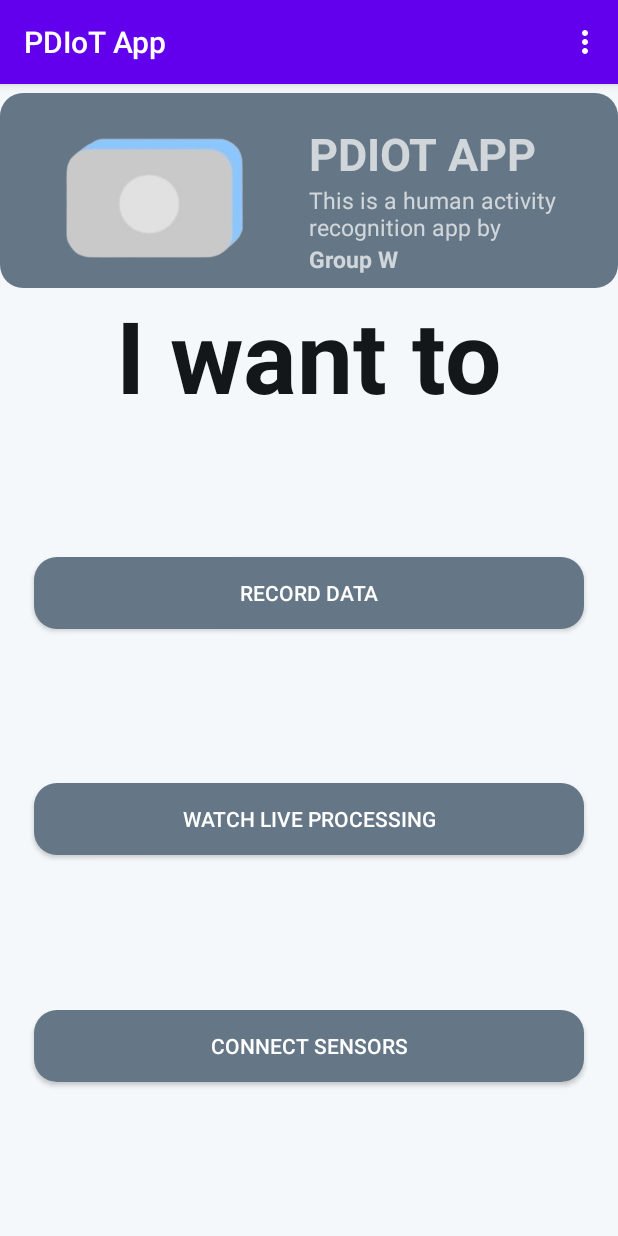
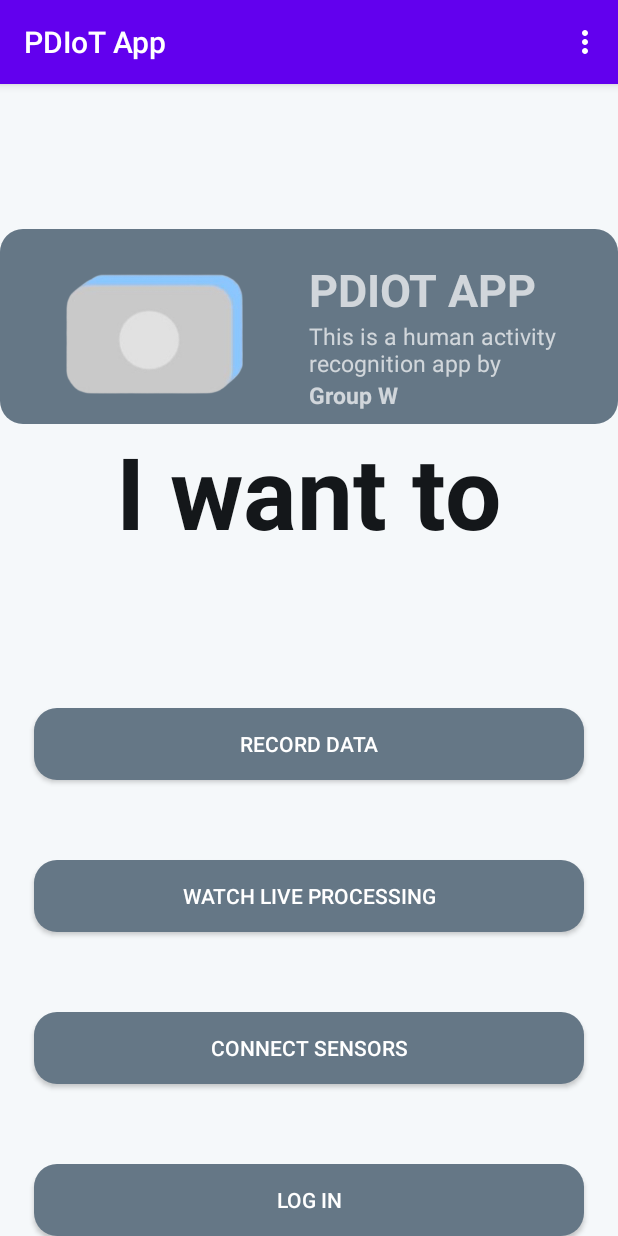
Before and after one commit to gaopeicheng/pdiot_app, an Android app: the screen it shows after launch (MainActivity), after a tap on "SKIP", on a phone screen of 412 x 824 dp. Run offline under Robolectric (Android 15) with nearby library versions, the light colour scheme and no system bars.

Commit message:
add login and history

```diff
--- a/app/src/main/java/com/specknet/pdiotapp/MainActivity.kt
+++ b/app/src/main/java/com/specknet/pdiotapp/MainActivity.kt
@@ -20,6 +20,8 @@ import com.specknet.pdiotapp.bluetooth.BluetoothSpeckService
 import com.specknet.pdiotapp.bluetooth.ConnectingActivity
 import com.specknet.pdiotapp.live.LiveDataActivity
 import com.specknet.pdiotapp.onboarding.OnBoardingActivity
+import com.specknet.pdiotapp.user.HistoryActivity
+import com.specknet.pdiotapp.user.LoginActivity
 import com.specknet.pdiotapp.utils.Constants
 import com.specknet.pdiotapp.utils.Utils
 import kotlinx.android.synthetic.main.activity_main.*
@@ -37,6 +39,8 @@ class MainActivity : AppCompatActivity() {
     lateinit var liveProcessingButton: Button
     lateinit var pairingButton: Button
     lateinit var recordButton: Button
+    lateinit var loginButton: Button
+    lateinit var historyButton: Button
 
     // permissions
     lateinit var permissionAlertDialog: AlertDialog.Builder
@@ -85,6 +89,8 @@ class MainActivity : AppCompatActivity() {
         liveProcessingButton = findViewById(R.id.live_button)
         pairingButton = findViewById(R.id.ble_button)
         recordButton = findViewById(R.id.record_button)
+        loginButton = findViewById(R.id.logButton)
+        historyButton = findViewById(R.id.historyButton)
 
         permissionAlertDialog = AlertDialog.Builder(this)
 
@@ -113,6 +119,16 @@ class MainActivity : AppCompatActivity() {
 
         recordButton.setOnClickListener {
             val intent = Intent(this, RecordingActivity::class.java)
+            startActivity(intent)
+        }
+
+        loginButton.setOnClickListener{
+            val intent = Intent(this,LoginActivity::class.java)
+            startActivity(intent)
+        }
+
+        historyButton.setOnClickListener{
+            val intent = Intent(this,HistoryActivity::class.java)
             startActivity(intent)
         }
     }
--- a/app/src/main/res/layout/activity_main.xml
+++ b/app/src/main/res/layout/activity_main.xml
@@ -9,26 +9,27 @@
     android:background= "#F5F8FA">
 
     <androidx.constraintlayout.widget.ConstraintLayout
+        android:id="@+id/constraintLayout"
         android:layout_width="match_parent"
         android:layout_height="match_parent">
 
         <LinearLayout
+            android:id="@+id/main_head"
             android:layout_width="match_parent"
             android:layout_height="wrap_content"
+            android:background="@drawable/button"
             android:orientation="horizontal"
-            android:id="@+id/main_head"
-            android:background="@drawable/button"
-            app:layout_constraintStart_toStartOf="parent"
+            app:layout_constraintBottom_toTopOf="@id/textView2"
             app:layout_constraintEnd_toEndOf="parent"
-            app:layout_constraintBottom_toTopOf="@id/textView2">
+            app:layout_constraintStart_toStartOf="parent">
 
             <LinearLayout
+                android:id="@+id/main_head_left"
                 android:layout_width="0dp"
                 android:layout_height="wrap_content"
-                android:orientation="vertical"
-                android:id="@+id/main_head_left"
                 android:layout_weight="1"
-                android:gravity="center">
+                android:gravity="center"
+                android:orientation="vertical">
 
 
                 <ImageView
@@ -37,39 +38,39 @@
                     android:layout_height="130dp"
                     android:paddingTop="30dp"
                     android:paddingBottom="20dp"
-                    android:src="@drawable/respeck_image"/>
-
+                    android:src="@drawable/respeck_image" />
 
 
             </LinearLayout>
+
             <LinearLayout
+                android:id="@+id/main_head_right"
                 android:layout_width="0dp"
                 android:layout_height="match_parent"
+                android:layout_weight="1"
                 android:gravity="top"
-                android:orientation="vertical"
-                android:id="@+id/main_head_right"
-                android:layout_weight="1">
+                android:orientation="vertical">
 
                 <TextView
                     android:id="@+id/PDIOTAPP_bold"
                     android:layout_width="wrap_content"
                     android:layout_height="wrap_content"
+                    android:paddingTop="20dp"
+                    android:text="PDIOT APP"
+                    android:textColor="@color/white_70"
+                    android:textSize="30dp"
                     android:textStyle="bold"
-                    android:textSize="30dp"
-                    android:textColor="@color/white_70"
-                    android:text="PDIOT APP"
-                    android:paddingTop="20dp"
+                    app:layout_constraintBottom_toTopOf="@+id/description_app"
                     app:layout_constraintEnd_toEndOf="parent"
-                    app:layout_constraintStart_toStartOf="parent"
-                    app:layout_constraintBottom_toTopOf="@+id/description_app" />
+                    app:layout_constraintStart_toStartOf="parent" />
 
                 <TextView
                     android:id="@+id/description_app"
                     android:layout_width="wrap_content"
                     android:layout_height="wrap_content"
+                    android:text="This is a human activity recognition app by"
+                    android:textColor="@color/white_70"
                     android:textSize="15dp"
-                    android:textColor="@color/white_70"
-                    android:text="This is a human activity recognition app by"
                     app:layout_constraintEnd_toEndOf="parent"
                     app:layout_constraintStart_toStartOf="parent"
                     app:layout_constraintTop_toBottomOf="@+id/respeck_gyro_y" />
@@ -79,10 +80,10 @@
                     android:id="@+id/group_w"
                     android:layout_width="wrap_content"
                     android:layout_height="wrap_content"
+                    android:text="Group W"
+                    android:textColor="@color/white_70"
+                    android:textSize="15dp"
                     android:textStyle="bold"
-                    android:textSize="15dp"
-                    android:textColor="@color/white_70"
-                    android:text="Group W"
                     app:layout_constraintEnd_toEndOf="parent"
                     app:layout_constraintStart_toStartOf="parent"
                     app:layout_constraintTop_toBottomOf="@+id/respeck_gyro_y" />
@@ -93,62 +94,87 @@
 
         <TextView
             android:id="@+id/textView2"
-            android:textSize="100px"
             android:layout_width="wrap_content"
             android:layout_height="wrap_content"
-            android:layout_marginTop="150px"
+            android:layout_marginTop="340px"
             android:text="I want to"
             android:textColor="#14171A"
+            android:textSize="100px"
             android:textStyle="bold"
+            app:layout_constraintBottom_toTopOf="@+id/record_button"
             app:layout_constraintEnd_toEndOf="parent"
             app:layout_constraintStart_toStartOf="parent"
-            app:layout_constraintTop_toTopOf="parent"
-            app:layout_constraintBottom_toTopOf="@+id/record_button"/>
+            app:layout_constraintTop_toTopOf="parent" />
 
 
         <Button
             android:id="@+id/record_button"
             android:layout_width="550px"
             android:layout_height="wrap_content"
-            android:layout_marginTop="80px"
+            android:layout_marginTop="150px"
+            android:layout_marginBottom="80px"
+            android:background="@drawable/button"
+
             android:text="Record data"
-
             android:textColor="#FFFFFF"
-            android:background="@drawable/button"
+            app:layout_constraintBottom_toTopOf="@+id/live_button"
             app:layout_constraintEnd_toEndOf="parent"
             app:layout_constraintStart_toStartOf="parent"
-            app:layout_constraintTop_toBottomOf="@+id/textView2"
-            app:layout_constraintBottom_toTopOf="@+id/live_button"/>
+            app:layout_constraintTop_toBottomOf="@+id/textView2" />
 
 
         <Button
             android:id="@+id/live_button"
             android:layout_width="550px"
             android:layout_height="wrap_content"
-            android:layout_marginTop="100px"
+            android:layout_marginBottom="80px"
+            android:background="@drawable/button"
             android:text="Watch live processing"
-            android:background="@drawable/button"
             android:textColor="#FFFFFF"
+            app:layout_constraintBottom_toTopOf="@+id/ble_button"
             app:layout_constraintEnd_toEndOf="parent"
             app:layout_constraintStart_toStartOf="parent"
-            app:layout_constraintTop_toBottomOf="@+id/record_button"
-            app:layout_constraintBottom_toTopOf="@+id/ble_button"/>
+            app:layout_constraintTop_toBottomOf="@+id/record_button" />
 
 
         <Button
             android:id="@+id/ble_button"
             android:layout_width="550px"
             android:layout_height="wrap_content"
+            android:layout_marginBottom="80px"
+            android:background="@drawable/button"
             android:text="Connect sensors"
-            android:layout_marginTop="100px"
-            android:layout_marginBottom="100px"
-            android:background="@drawable/button"
             android:textColor="#FFFFFF"
-            app:layout_constraintTop_toBottomOf="@+id/live_button"
+            app:layout_constraintBottom_toTopOf="@+id/logButton"
             app:layout_constraintEnd_toEndOf="parent"
             app:layout_constraintStart_toStartOf="parent"
-            app:layout_constraintBottom_toBottomOf="parent"
-            />
+            app:layout_constraintTop_toBottomOf="@+id/live_button" />
+
+        <Button
+            android:id="@+id/logButton"
+            android:layout_width="550px"
+            android:layout_height="wrap_content"
+            android:layout_marginBottom="80px"
+            android:background="@drawable/button"
+            android:text="Log In"
+            android:textColor="#FFFFFF"
+            app:layout_constraintBottom_toTopOf="@+id/historyButton"
+            app:layout_constraintEnd_toEndOf="parent"
+            app:layout_constraintStart_toStartOf="parent"
+            app:layout_constraintTop_toBottomOf="@+id/live_button" />
+
+        <Button
+            android:id="@+id/historyButton"
+            android:layout_width="550px"
+            android:layout_height="wrap_content"
+            android:layout_marginTop="80px"
+            android:layout_marginBottom="20px"
+            android:background="@drawable/button"
+            android:text="History"
+            android:textColor="#FFFFFF"
+            app:layout_constraintEnd_toEndOf="parent"
+            app:layout_constraintStart_toStartOf="parent"
+            app:layout_constraintTop_toBottomOf="@+id/logButton" />
 
     </androidx.constraintlayout.widget.ConstraintLayout>
 
```
Also changed, not shown: app/src/main/AndroidManifest.xml (+15 -0 lines), app/src/main/java/com/specknet/pdiotapp/user/HistoryActivity.java (added, +16 -0 lines), app/src/main/java/com/specknet/pdiotapp/user/LoginActivity.java (added, +16 -0 lines), app/src/main/res/layout/activity_history.xml (added, +434 -0 lines), app/src/main/res/layout/activity_login.xml (added, +121 -0 lines).
